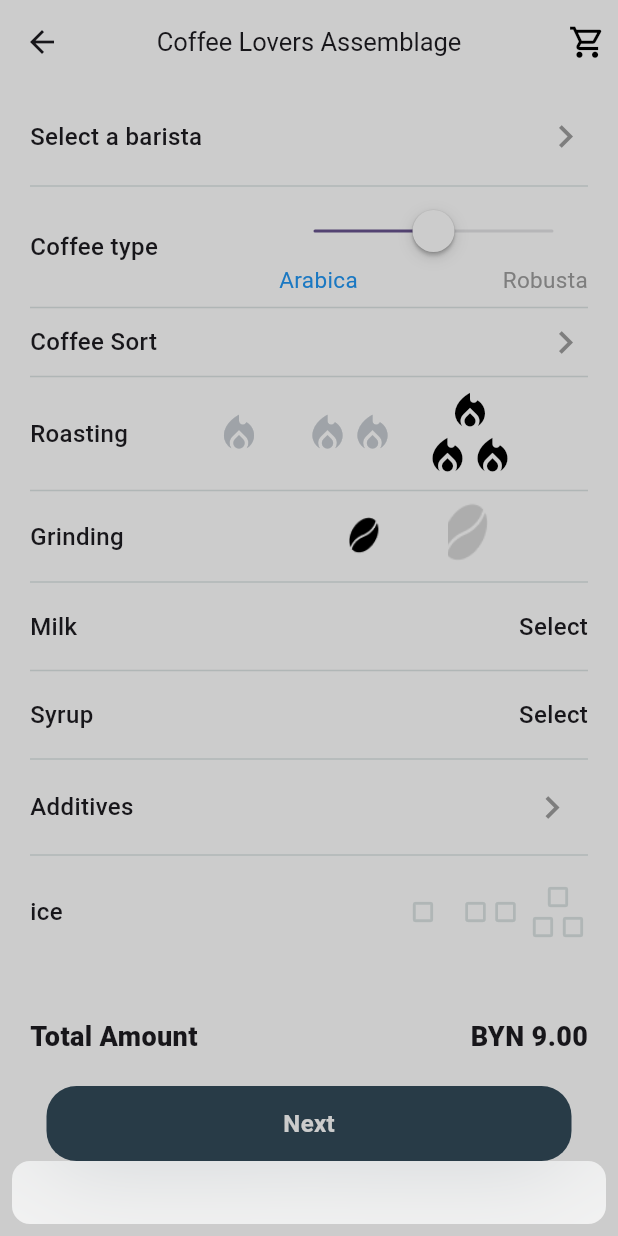
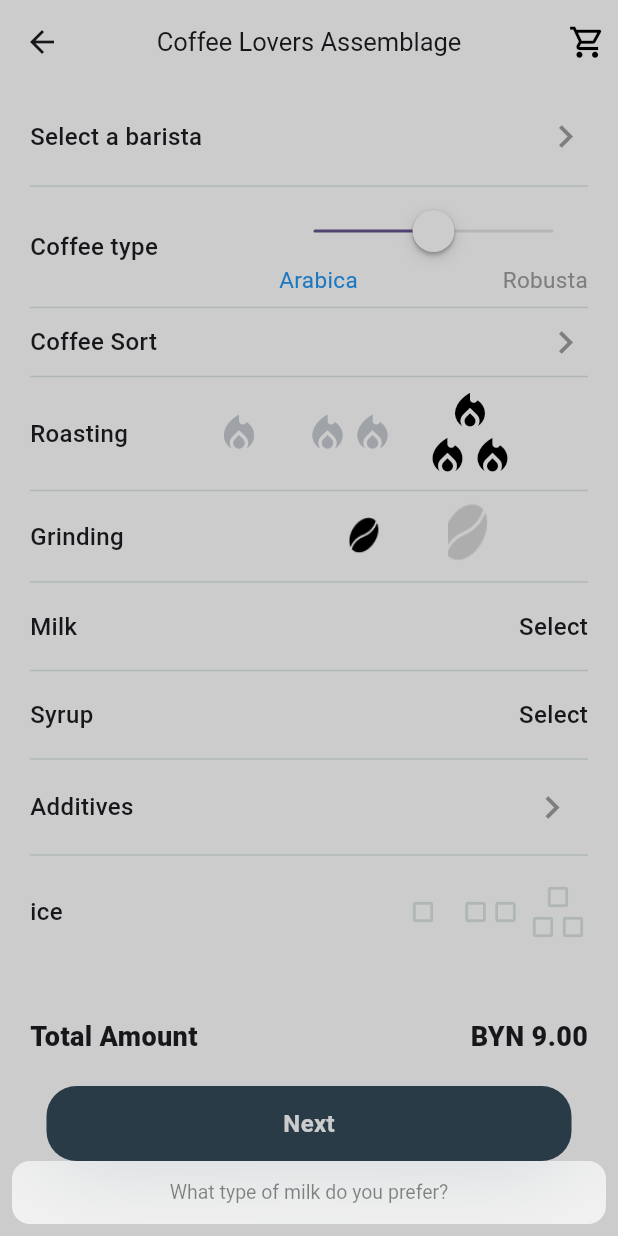
Before and after one commit to AthiraaAthi/CofeeShop_App, a Flutter app: the CoffeeLoversScreen screen opened directly, after a tap on "Select", on a phone screen of 412 x 824 dp. Run offline on Flutter 3.47's test engine with Material 3 defaults, Android fonts, the light colour scheme and no system bars; our stand-ins replace google_fonts, pinput.

Commit message:
added text and styling it

```diff
--- a/lib/view/order_screen/coffee_lovers.dart
+++ b/lib/view/order_screen/coffee_lovers.dart
@@ -428,7 +428,7 @@ class _CoffeeLoversScreenState extends State<CoffeeLoversScreen> {
       context: context,
       builder: (context) {
         return CupertinoActionSheet(
-          title: Text(""),
+          title: Text("What type of milk do you prefer?"),
         );
       },
     );
```
